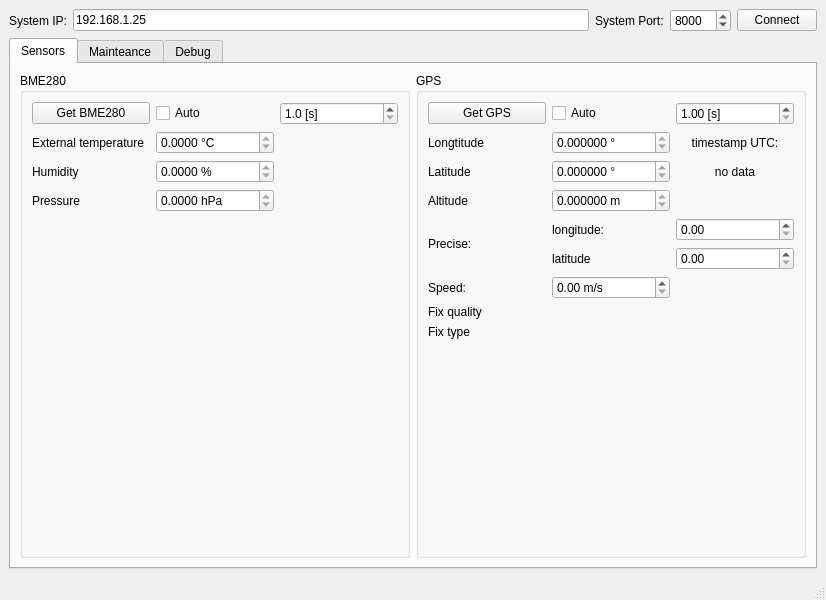
Before: the Qt Designer form mainwindow.ui in DominikKamykowski/ServiceApplicationRPi, drawn with Qt 5.
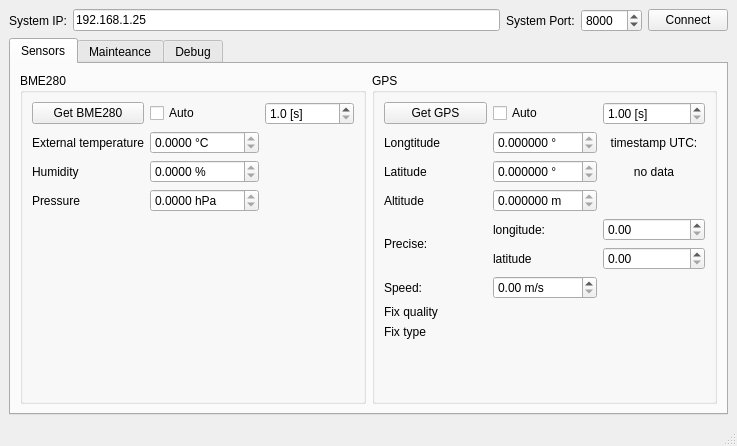
After: the same form once the commit is applied. The open tabs and pages were chosen to show the change.

Diff of the .ui file:
```diff
--- a/mainwindow.ui
+++ b/mainwindow.ui
@@ -6,8 +6,8 @@
    <rect>
     <x>0</x>
     <y>0</y>
-    <width>826</width>
-    <height>600</height>
+    <width>737</width>
+    <height>446</height>
    </rect>
   </property>
   <property name="windowTitle">
```
Left out of the diff: 6 changed lines with no effect on the pictures.
